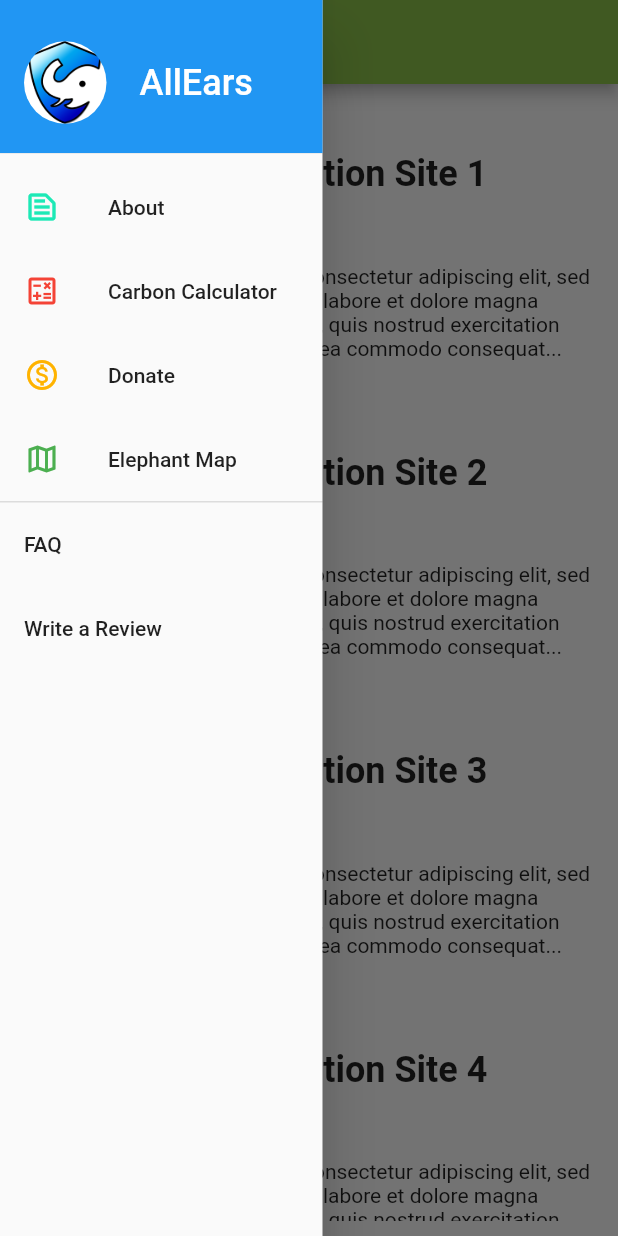
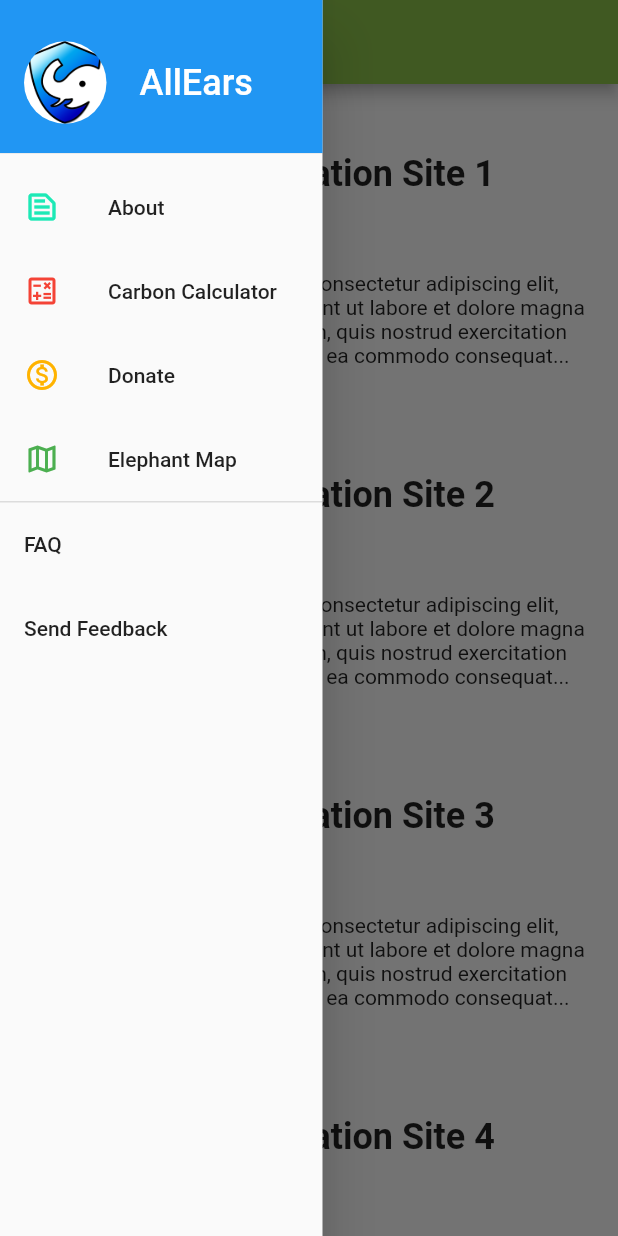
Before and after one commit to All-Ears/mobile-frontend, a Flutter app: the FourthRoute screen opened by its route, with the side drawer open, on a phone screen of 412 x 824 dp. Run offline on Flutter 3.47's test engine with Material 2 defaults, Android fonts, the light colour scheme and no system bars.

Commit message:
just a test

```diff
--- a/all_ears/lib/main.dart
+++ b/all_ears/lib/main.dart
@@ -75,7 +75,8 @@ class HomeRoute extends StatelessWidget {
               ),
             ),
             ListTile(
-              leading: Icon(Icons.text_snippet_outlined, color: Colors.tealAccent[400]),
+              leading: Icon(Icons.text_snippet_outlined,
+                  color: Colors.tealAccent[400]),
               title: Text('About'),
               onTap: () {
                 Navigator.pushNamed(context, '/second');
@@ -89,7 +90,8 @@ class HomeRoute extends StatelessWidget {
               },
             ),
             ListTile(
-              leading: Icon(Icons.monetization_on_outlined, color: Colors.amber[600]),
+              leading: Icon(Icons.monetization_on_outlined,
+                  color: Colors.amber[600]),
               title: Text('Donate'),
               onTap: () {
                 Navigator.pushNamed(context, '/fourth');
@@ -112,7 +114,7 @@ class HomeRoute extends StatelessWidget {
               },
             ),
             ListTile(
-              title: Text('Write a Review'),
+              title: Text('Send Feedback'),
               onTap: () {
                 Navigator.pushNamed(context, '/');
               },
@@ -225,7 +227,8 @@ class SecondRoute extends StatelessWidget {
                 ),
               ),
               ListTile(
-                leading: Icon(Icons.text_snippet_outlined, color: Colors.tealAccent[400]),
+                leading: Icon(Icons.text_snippet_outlined,
+                    color: Colors.tealAccent[400]),
                 title: Text('About'),
                 onTap: () {
                   Navigator.pushNamed(context, '/second');
@@ -239,7 +242,10 @@ class SecondRoute extends StatelessWidget {
                 },
               ),
               ListTile(
-                leading: Icon(Icons.monetization_on_outlined, color: Colors.amber[600],),
+                leading: Icon(
+                  Icons.monetization_on_outlined,
+                  color: Colors.amber[600],
+                ),
                 title: Text('Donate'),
                 onTap: () {
                   Navigator.pushNamed(context, '/fourth');
@@ -254,7 +260,8 @@ class SecondRoute extends StatelessWidget {
                     },
                   ),
                   decoration: BoxDecoration(
-                      border: Border(bottom: BorderSide(color: Colors.black12)))),
+                      border:
+                          Border(bottom: BorderSide(color: Colors.black12)))),
               ListTile(
                 title: Text('FAQ'),
                 onTap: () {
@@ -262,7 +269,7 @@ class SecondRoute extends StatelessWidget {
                 },
               ),
               ListTile(
-                title: Text('Write a Review'),
+                title: Text('Send Feedback'),
                 onTap: () {
                   Navigator.pushNamed(context, '/');
                 },
@@ -411,7 +418,8 @@ class ThirdRoute extends StatelessWidget {
               ),
             ),
             ListTile(
-              leading: Icon(Icons.text_snippet_outlined, color: Colors.tealAccent[400]),
+              leading: Icon(Icons.text_snippet_outlined,
+                  color: Colors.tealAccent[400]),
               title: Text('About'),
               onTap: () {
                 Navigator.pushNamed(context, '/second');
@@ -425,7 +433,8 @@ class ThirdRoute extends StatelessWidget {
               },
             ),
             ListTile(
-              leading: Icon(Icons.monetization_on_outlined, color: Colors.amber[600]),
+              leading: Icon(Icons.monetization_on_outlined,
+                  color: Colors.amber[600]),
               title: Text('Donate'),
               onTap: () {
                 Navigator.pushNamed(context, '/fourth');
@@ -448,7 +457,7 @@ class ThirdRoute extends StatelessWidget {
               },
             ),
             ListTile(
-              title: Text('Write a Review'),
+              title: Text('Send Feedback'),
               onTap: () {
                 Navigator.pushNamed(context, '/');
               },
@@ -524,7 +533,8 @@ class FourthRoute extends StatelessWidget {
               ),
             ),
             ListTile(
-              leading: Icon(Icons.text_snippet_outlined, color: Colors.tealAccent[400]),
+              leading: Icon(Icons.text_snippet_outlined,
+                  color: Colors.tealAccent[400]),
               title: Text('About'),
               onTap: () {
                 Navigator.pushNamed(context, '/second');
@@ -538,7 +548,8 @@ class FourthRoute extends StatelessWidget {
               },
             ),
             ListTile(
-              leading: Icon(Icons.monetization_on_outlined, color: Colors.amber[600]),
+              leading: Icon(Icons.monetization_on_outlined,
+                  color: Colors.amber[600]),
               title: Text('Donate'),
               onTap: () {
                 Navigator.pushNamed(context, '/fourth');
@@ -561,7 +572,7 @@ class FourthRoute extends StatelessWidget {
               },
             ),
             ListTile(
-              title: Text('Write a Review'),
+              title: Text('Send Feedback'),
               onTap: () {
                 Navigator.pushNamed(context, '/');
               },
@@ -570,11 +581,12 @@ class FourthRoute extends StatelessWidget {
         )),
       ),
       body: Container(
-        padding: EdgeInsets.symmetric(vertical: 10.0, horizontal: 10.0),
+        padding: EdgeInsets.symmetric(vertical: 10.0, horizontal: 15.0),
         child: SingleChildScrollView(
           child: Column(
             children: <Widget>[
               Column(
+                // 1st Donation Site
                 children: [
                   Row(
                     children: [
@@ -607,16 +619,16 @@ class FourthRoute extends StatelessWidget {
                     ],
                   ),
                   Container(
-                    padding: EdgeInsets.symmetric(vertical: 10.0),
-                      margin: EdgeInsets.only(bottom: 15.0),
-                      child: Text(
-                    "    Lorem ipsum dolor sit amet, consectetur adipiscing elit, sed do eiusmod tempor incididunt ut labore et dolore magna aliqua. Ut enim ad minim veniam, quis nostrud exercitation ullamco laboris nisi ut aliquip ex ea commodo consequat...",
-                  ),
+                    padding: EdgeInsets.symmetric(vertical: 15.0),
+                    margin: EdgeInsets.only(bottom: 20.0),
+                    child: Text(
+                      "    Lorem ipsum dolor sit amet, consectetur adipiscing elit, sed do eiusmod tempor incididunt ut labore et dolore magna aliqua. Ut enim ad minim veniam, quis nostrud exercitation ullamco laboris nisi ut aliquip ex ea commodo consequat...",
+                    ),
                   ),
                 ],
               ),
-
               Column(
+                // 2nd Donation Site
                 children: [
                   Row(
                     children: [
@@ -649,16 +661,16 @@ class FourthRoute extends StatelessWidget {
                     ],
                   ),
                   Container(
-                    padding: EdgeInsets.symmetric(vertical: 10.0),
-                    margin: EdgeInsets.only(bottom: 15.0),
+                    padding: EdgeInsets.symmetric(vertical: 15.0),
+                    margin: EdgeInsets.only(bottom: 20.0),
                     child: Text(
                       "    Lorem ipsum dolor sit amet, consectetur adipiscing elit, sed do eiusmod tempor incididunt ut labore et dolore magna aliqua. Ut enim ad minim veniam, quis nostrud exercitation ullamco laboris nisi ut aliquip ex ea commodo consequat...",
                     ),
                   ),
                 ],
               ),
-
               Column(
+                // 3rd Donation Site
                 children: [
                   Row(
                     children: [
@@ -691,20 +703,21 @@ class FourthRoute extends StatelessWidget {
                     ],
                   ),
                   Container(
-                    padding: EdgeInsets.symmetric(vertical: 10.0),
-                    margin: EdgeInsets.only(bottom: 15.0),
+                    padding: EdgeInsets.symmetric(vertical: 15.0),
+                    margin: EdgeInsets.only(bottom: 20.0),
                     child: Text(
                       "    Lorem ipsum dolor sit amet, consectetur adipiscing elit, sed do eiusmod tempor incididunt ut labore et dolore magna aliqua. Ut enim ad minim veniam, quis nostrud exercitation ullamco laboris nisi ut aliquip ex ea commodo consequat...",
                     ),
                   ),
                 ],
               ),
-
               Column(
+                // 4th Donation Site
                 children: [
                   Row(
                     children: [
                       Container(
+                        // Donation Image
                         width: 100,
                         height: 100,
                         child: Image(
@@ -712,6 +725,7 @@ class FourthRoute extends StatelessWidget {
                         ),
                       ),
                       Container(
+                        // Site Name
                         margin: EdgeInsets.symmetric(horizontal: 50.0),
                         child: GestureDetector(
                           onTap: () async {
@@ -733,8 +747,9 @@ class FourthRoute extends StatelessWidget {
                     ],
                   ),
                   Container(
-                    padding: EdgeInsets.symmetric(vertical: 10.0),
-                    margin: EdgeInsets.only(bottom: 15.0),
+                    // Site Info
+                    padding: EdgeInsets.symmetric(vertical: 15.0),
+                    margin: EdgeInsets.only(bottom: 20.0),
                     child: Text(
                       "    Lorem ipsum dolor sit amet, consectetur adipiscing elit, sed do eiusmod tempor incididunt ut labore et dolore magna aliqua. Ut enim ad minim veniam, quis nostrud exercitation ullamco laboris nisi ut aliquip ex ea commodo consequat...",
                     ),
@@ -805,7 +820,8 @@ class FifthRoute extends StatelessWidget {
               ),
             ),
             ListTile(
-              leading: Icon(Icons.text_snippet_outlined, color: Colors.tealAccent[400]),
+              leading: Icon(Icons.text_snippet_outlined,
+                  color: Colors.tealAccent[400]),
               title: Text('About'),
               onTap: () {
                 Navigator.pushNamed(context, '/second');
@@ -819,7 +835,8 @@ class FifthRoute extends StatelessWidget {
               },
             ),
             ListTile(
-              leading: Icon(Icons.monetization_on_outlined, color: Colors.amber[600]),
+              leading: Icon(Icons.monetization_on_outlined,
+                  color: Colors.amber[600]),
               title: Text('Donate'),
               onTap: () {
                 Navigator.pushNamed(context, '/fourth');
@@ -842,7 +859,7 @@ class FifthRoute extends StatelessWidget {
               },
             ),
             ListTile(
-              title: Text('Write a Review'),
+              title: Text('Send Feedback'),
               onTap: () {
                 Navigator.pushNamed(context, '/');
               },
```
